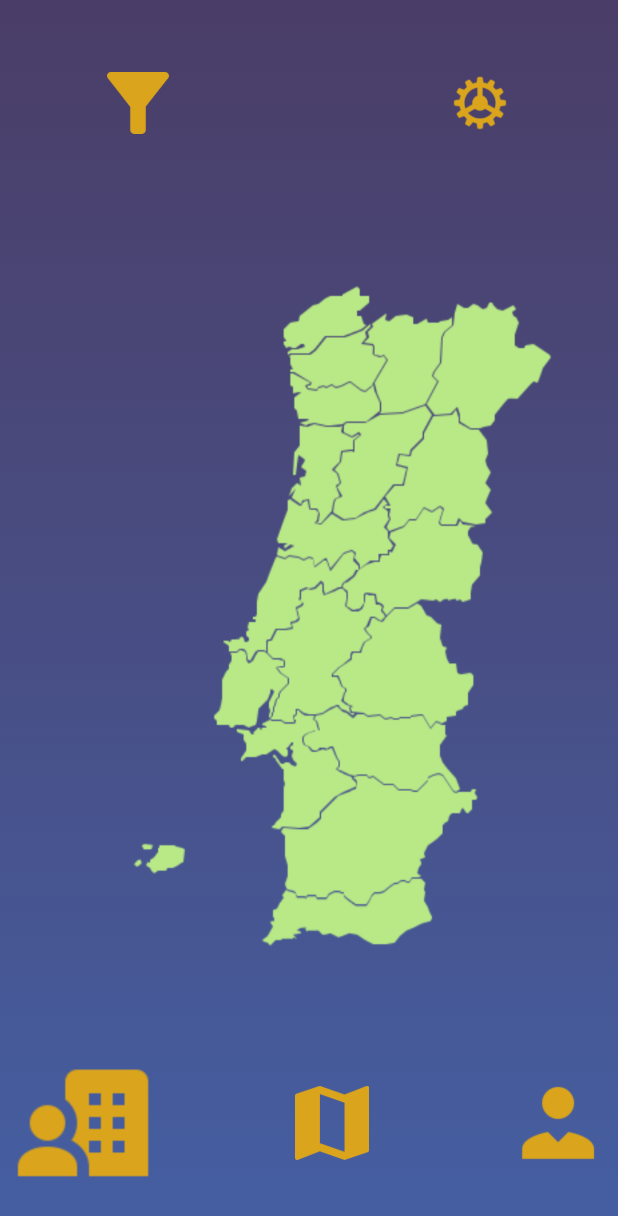
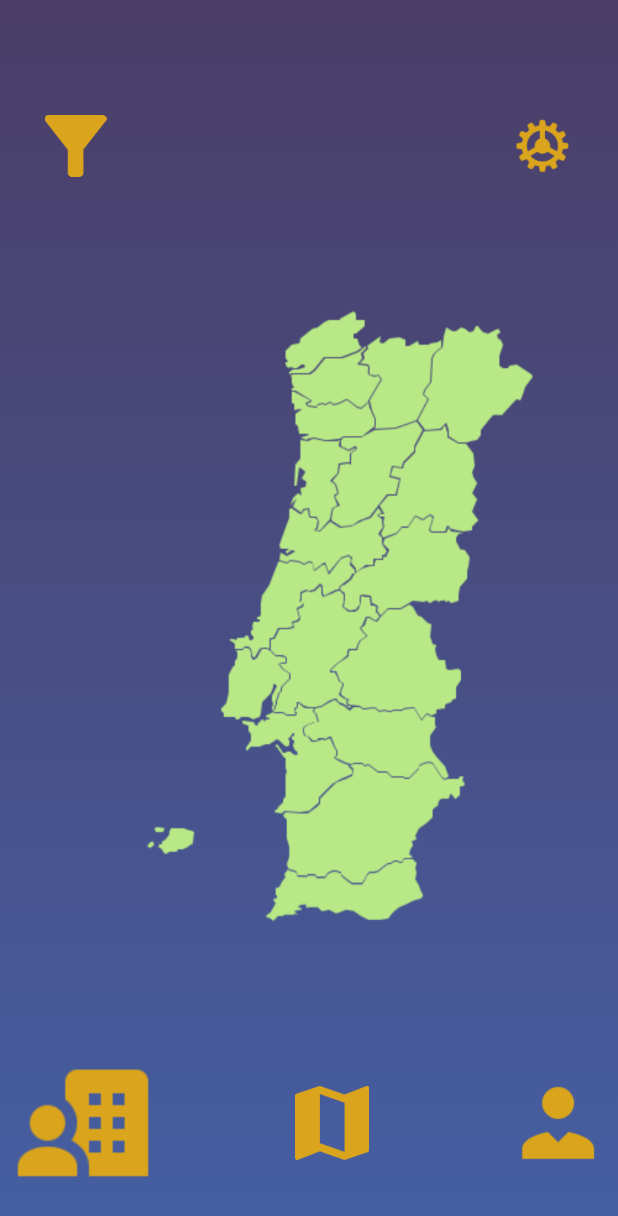
Before and after one commit to AndreSantos03/Y2S2-SoftwareEngineer, a Flutter app: the screen it shows after launch, on a phone screen of 412 x 824 dp. Shown: the top 1216 px of the screen. Run offline on Flutter 3.47's test engine with Material 2 defaults, Android fonts, the phone set to English and light mode, and no system bars; our stand-ins replace google_fonts.

Commit message:
fixed buttons not working

```diff
--- a/app/lib/views/pages/map-screen.dart
+++ b/app/lib/views/pages/map-screen.dart
@@ -1,11 +1,9 @@
 import 'package:flutter/material.dart';
-import 'package:flutter/src/widgets/framework.dart';
-import 'package:flutter/src/widgets/placeholder.dart';
+import 'package:myapp/views/pages/offers-screen.dart';
 import 'package:myapp/views/pages/user-screen.dart';
-import 'package:myapp/views/pages/offers-screen.dart';
 
 class MapScreen extends StatefulWidget {
-  const MapScreen({Key? key});
+  const MapScreen({Key? key}) : super(key: key);
 
   @override
   State<MapScreen> createState() => _MapScreenState();
@@ -17,8 +15,8 @@ class _MapScreenState extends State<MapScreen> {
     double screenWidth = MediaQuery.of(context).size.width;
     double screenHeight = MediaQuery.of(context).size.height;
 
-    final double filter_settings_x_offset = 60;
-    final double filter_settings_y_offset = 40;
+    const double filter_settings_x_offset = 60;
+    const double filter_settings_y_offset = 40;
     return Scaffold(
       body: Stack(
         children: [
@@ -43,7 +41,6 @@ class _MapScreenState extends State<MapScreen> {
             child: Row(
               mainAxisAlignment: MainAxisAlignment.spaceBetween,
               children: [
-
                 // button_offers
                 TextButton(
                   onPressed: () {
@@ -54,7 +51,7 @@ class _MapScreenState extends State<MapScreen> {
                           builder: (context) => const OffersScreen()),
                     );
                   },
-                  child: SizedBox (
+                  child: SizedBox(
                     width: screenWidth * 0.23,
                     height: screenWidth * 0.23,
                     child: Image.asset(
@@ -99,10 +96,15 @@ class _MapScreenState extends State<MapScreen> {
               ],
             ),
           ),
+          // row de filtro e settings
           Positioned(
-              left: filter_settings_x_offset, // keeps centered
-              top: filter_settings_y_offset,
-              child: TextButton(
+            left: 0,
+            right: 0,
+            top: screenHeight / 12,
+            child: Row(
+                mainAxisAlignment: MainAxisAlignment.center,
+                children: [
+                  TextButton(
                     onPressed: () {
                       // Changes to the other screen
                       Navigator.push(
@@ -111,7 +113,7 @@ class _MapScreenState extends State<MapScreen> {
                             builder: (context) => const OffersScreen()),
                       );
                     },
-                child: SizedBox (
+                    child: SizedBox(
                       width: screenWidth * 0.10,
                       height: screenWidth * 0.10,
                       child: Image.asset(
@@ -120,12 +122,9 @@ class _MapScreenState extends State<MapScreen> {
                         height: screenWidth * 0.10,
                       ),
                     ),
-              )
                   ),
-          Positioned(
-              right: filter_settings_x_offset, // keeps centered
-              top: filter_settings_y_offset,
-              child: TextButton(
+                  SizedBox(width: screenWidth - screenWidth / 2.5),
+              TextButton(
                 onPressed: () {
                   // Changes to the other screen
                   Navigator.push(
@@ -134,7 +133,7 @@ class _MapScreenState extends State<MapScreen> {
                         builder: (context) => const OffersScreen()),
                   );
                 },
-                child: SizedBox (
+                child: SizedBox(
                   width: screenWidth * 0.10,
                   height: screenWidth * 0.10,
                   child: Image.asset(
@@ -143,19 +142,21 @@ class _MapScreenState extends State<MapScreen> {
                     height: screenWidth * 0.10,
                   ),
                 ),
-              )
+              ),
+            ]),
           ),
           Positioned(
-            left: 0,
-            top : 0,
-            bottom: 0,
+            left : 0,
+            right : 0,
+            top: screenHeight / 4,
+            child: SizedBox(
                 child: Image.asset(
                   'assets/page-1/images/imagemap.png',
                   width: screenWidth,
                   height: screenWidth,
+                )),
           )
-          )
-        ],
+        ]
       ),
       backgroundColor: Colors.black,
     );
```
Lines whose indentation alone changed are shown as unchanged.
